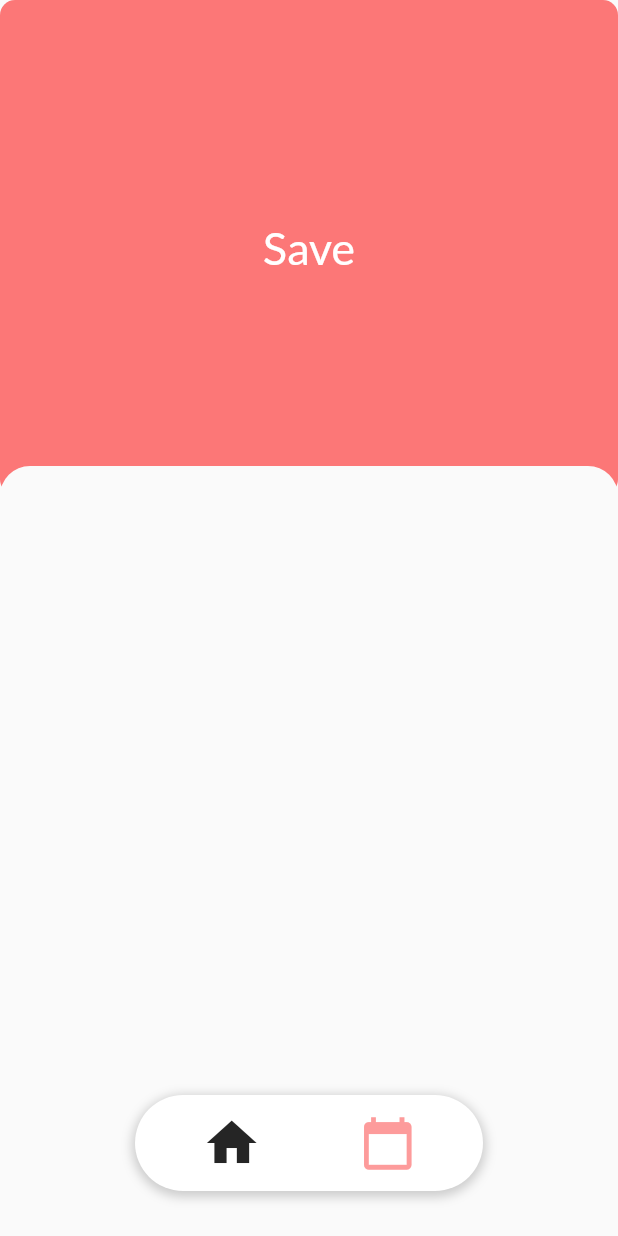
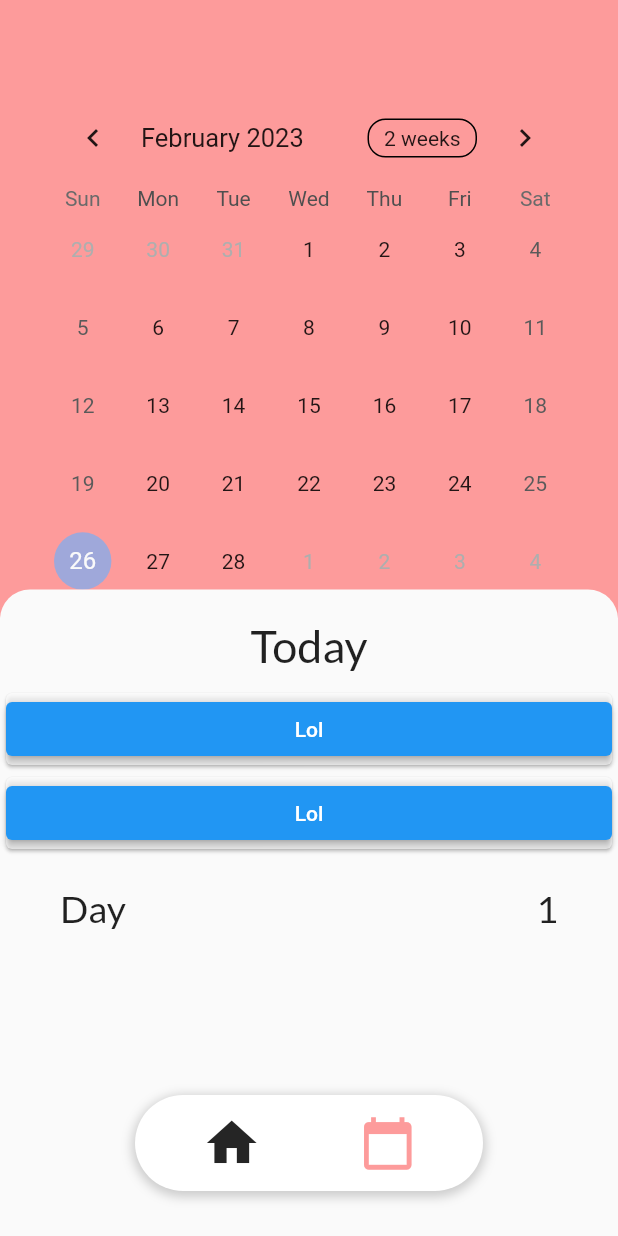
Before and after one commit to nutdaran/period, a Flutter app: the screen it shows after launch, after a tap on the "calendar today" icon, on a phone screen of 412 x 824 dp. Run offline on Flutter 3.47's test engine with Material 2 defaults, Android fonts, the phone set to English and light mode, and no system bars; drawn by our look-alikes of draggable_home, table_calendar; missing offline and left inert: circular, number_slide_animation; project files that could hold a hidden picture were left out.

Commit message:
able to make change of cycle/period length

```diff
--- a/lib/Element/floating_bottom_nav_bar.dart
+++ b/lib/Element/floating_bottom_nav_bar.dart
@@ -1,5 +1,7 @@
 import 'package:flutter/material.dart';
+import 'package:period/calendar_screen.dart';
 import 'package:period/constants.dart';
+import 'package:period/home_screen.dart';
 
 class FloatingBottomNavBar extends StatelessWidget {
   const FloatingBottomNavBar({required this.page});
@@ -31,7 +33,10 @@ class FloatingBottomNavBar extends StatelessWidget {
           GestureDetector(
               onTap: () {
                 print('load the home screen');
-                Navigator.pushNamed(context, '/');
+                Navigator.push(context,
+                    MaterialPageRoute(builder: (context) {
+                      return const HomeScreen();
+                }));
                 // currentPage = 1;
                 },
               child: Icon(Icons.home,
@@ -41,7 +46,11 @@ class FloatingBottomNavBar extends StatelessWidget {
           GestureDetector(
               onTap: () {
                 print('load the home screen');
-                Navigator.pushNamed(context, '/calendar');
+                Navigator.push(context,
+                  MaterialPageRoute(builder: (context)
+                {
+                  return const CalendarScreen();
+                }));
                 // currentPage = 2;
                 },
               child: Icon(Icons.calendar_today,
--- a/lib/calendar_screen.dart
+++ b/lib/calendar_screen.dart
@@ -1,5 +1,6 @@
 import 'package:draggable_home/draggable_home.dart';
 import 'package:flutter/material.dart';
+import 'package:table_calendar/table_calendar.dart';
 import 'Element/floating_bottom_nav_bar.dart';
 import 'constants.dart';
 
@@ -16,40 +17,69 @@ class _CalendarScreenState extends State<CalendarScreen> {
     return Scaffold(
       backgroundColor: primaryColor,
       extendBody: true,
-      bottomNavigationBar: const FloatingBottomNavBar(page: 2,),
+      bottomNavigationBar: const FloatingBottomNavBar(
+        page: 2,
+      ),
       body: DraggableHome(
-          title: Text("hello"),
-          headerWidget: calendarWidget(context),
-      body: [
-
-      ],),
+        title: const Text("calendar"),
+        appBarColor: primaryColor,
+        headerWidget: calendarWidget(context),
+        headerExpandedHeight: 0.5,
+        // fullyStretchable: true,
+        body: [
+          Text(
+            "Today",
+            style: TextStyle(fontFamily: 'Lato', fontSize: 30),
+          ),
+          // listView(),
+          listView(),
+          Row(mainAxisAlignment: MainAxisAlignment.spaceBetween, children: [
+            Container(
+              margin: const EdgeInsets.only(top: 20, left: 40, right: 40),
+              child: const Text(
+                "Day",
+                style: TextStyle(fontFamily: 'Lato', fontSize: 25),
+              ),
+            ),
+            Container(
+              margin: const EdgeInsets.only(top: 20, left: 40, right: 40),
+              child: const Text(
+                "1",
+                style: TextStyle(fontFamily: 'Lato', fontSize: 25),
+              ),
+            )
+          ]),
+        ],
+      ),
     );
   }
 
-  Widget calendarWidget(BuildContext context){
+  Widget calendarWidget(BuildContext context) {
     return Container(
-      child: ElevatedButton(
+      color: primaryColor,
+      padding: EdgeInsets.only(top:60, left:30, right: 30),
+        child: TableCalendar(
+      focusedDay: DateTime.now(),
+      firstDay: DateTime.utc(2022, 01, 01),
+      lastDay: DateTime.utc(2040, 01, 01),
+    ));
+  }
+
+  ListView listView() {
+    return ListView.builder(
+      padding: const EdgeInsets.only(top: 10),
+      physics: const NeverScrollableScrollPhysics(),
+      itemCount: 2,
+      shrinkWrap: true,
+      itemBuilder: (context, index) => Card(
+        color: Colors.white70,
+        child: ElevatedButton(
           onPressed: () {
-            print('save data and load the home screen');
             Navigator.pushNamed(context, '/memo');
           },
-          style: ElevatedButton.styleFrom(
-              backgroundColor: doneButtonColor,
-              elevation: 0,
-              shape: RoundedRectangleBorder(
-                  borderRadius: BorderRadius.circular(10))),
-          child: const SizedBox(
-            width: 300,
-            height:60,
-            child: Center(
-              child: Text("Save",
-                style: TextStyle(
-                    color: Colors.white,
-                    fontSize: 30,
-                    fontFamily: 'Lato'),
-              ),
-            ),
-          )),
+          child: Text("Lol"),
+        ),
+      ),
     );
   }
 }
--- a/lib/home_screen.dart
+++ b/lib/home_screen.dart
@@ -4,6 +4,7 @@ import 'package:period/constants.dart';
 import 'package:period/Element/floating_bottom_nav_bar.dart';
 import 'package:circular/circular.dart';
 import 'package:period/edit_cycle_screen.dart';
+import 'package:period/edit_period_screen.dart';
 
 class HomeScreen extends StatefulWidget {
   const HomeScreen({Key? key}) : super(key: key);
@@ -13,7 +14,29 @@ class HomeScreen extends StatefulWidget {
 }
 
 class _HomeScreenState extends State<HomeScreen> {
-  int cycleLength = 23;
+  int cycleLength = 0;
+  int periodLength = 0;
+  double countdownDay = 5;
+
+  _editCycle(BuildContext context) async {
+    final int res = await Navigator.push(
+      context,
+      MaterialPageRoute(builder: (_) => EditCycleScreen(cycleLength: cycleLength,)),
+    );
+    setState(() {
+      cycleLength = res;
+      print('return value is $cycleLength');
+    });}
+
+  _editPeriod(BuildContext context) async {
+    final int res = await Navigator.push(
+      context,
+      MaterialPageRoute(builder: (_) => EditPeriodScreen(periodLength: periodLength)),
+    );
+    setState(() {
+      periodLength = res;
+      print('return value is $periodLength');
+    });}
 
   @override
   Widget build(BuildContext context) {
@@ -60,7 +83,7 @@ class _HomeScreenState extends State<HomeScreen> {
               maxValue: 60,
               radius: 100,
               color: const Color(0xfffec9c9),
-              value: 5,
+              value: countdownDay,
               //parameter = number of day before ovulation
               sliderColor: primaryColor,
               unSelectedColor: Colors.white70,
@@ -91,7 +114,7 @@ class _HomeScreenState extends State<HomeScreen> {
             child: ElevatedButton(
               onPressed: () {
                 print('load edit cycle length screen');
-                Navigator.pushNamed(context, '/editCycle');
+                _editCycle(context);
               },
               style: ElevatedButton.styleFrom(
                   backgroundColor: Colors.white,
@@ -114,9 +137,8 @@ class _HomeScreenState extends State<HomeScreen> {
                               fontFamily: 'Lato'),
                         ),
                         Container(
-                          child: NumberSlideAnimation(
-                            number: "$cycleLength",
-                            textStyle: const TextStyle(
+                          child: Text("$cycleLength",
+                            style: const TextStyle(
                                 color: blackColor,
                                 fontSize: 30,
                                 fontFamily: 'Lato'),
@@ -136,7 +158,7 @@ class _HomeScreenState extends State<HomeScreen> {
             child: ElevatedButton(
               onPressed: () {
                 print('load edit period length screen');
-                Navigator.pushNamed(context, '/editPeriod');
+                _editPeriod(context);
               },
               style: ElevatedButton.styleFrom(
                   backgroundColor: Colors.white,
@@ -159,9 +181,8 @@ class _HomeScreenState extends State<HomeScreen> {
                               fontFamily: 'Lato'),
                         ),
                         Container(
-                          child: NumberSlideAnimation(
-                            number: "4",
-                            textStyle: const TextStyle(
+                          child: Text("$periodLength",
+                            style: const TextStyle(
                                 color: blackColor,
                                 fontSize: 30,
                                 fontFamily: 'Lato'),
--- a/lib/main.dart
+++ b/lib/main.dart
@@ -13,16 +13,9 @@ class MyApp extends StatelessWidget {
   const MyApp({Key? key}) : super(key: key);
 
   @override
-  Widget build(BuildContext context) {
+  Widget build(BuildContextcontext) {
     return MaterialApp(
-      initialRoute: '/',
-      routes: {
-        '/': (context) => const HomeScreen(),
-        '/calendar':(context) => const CalendarScreen(),
-        '/memo': (context) => const MemoScreen(),
-        '/editCycle': (context) => const EditCycleScreen(),
-        '/editPeriod': (context) => const EditPeriodScreen(),
-      },
+      home: HomeScreen(),
     );
   }
 }
--- a/pubspec.yaml
+++ b/pubspec.yaml
@@ -39,6 +39,7 @@ dependencies:
   circular: ^0.0.5
   number_slide_animation: ^0.2.1
   draggable_home: ^1.0.2
+  table_calendar: ^3.0.9
 
 dev_dependencies:
   flutter_test:
```
Also changed, not shown: lib/edit_cycle_screen.dart (+8 -7 lines), lib/edit_period_screen.dart (+5 -5 lines), pubspec.lock, 7 other files.
